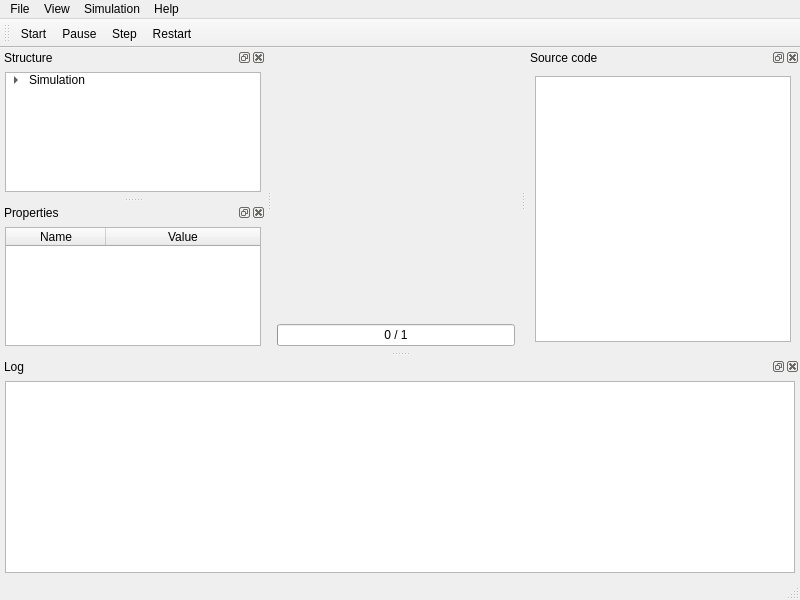
Old version of the form app/gui/MainWindow.ui in the repository GeorgievLab/CeCe.
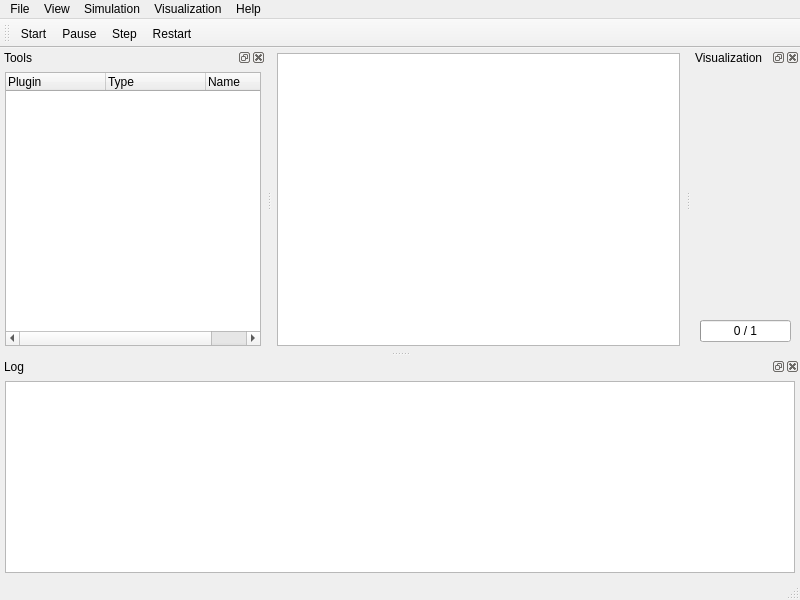
New version of the form. Icons and pictures are not drawn. Custom widgets are drawn as their Qt base class.

Patch:
```diff
--- a/app/gui/MainWindow.ui
+++ b/app/gui/MainWindow.ui
@@ -14,7 +14,7 @@
    <string>MainWindow</string>
   </property>
   <property name="documentMode">
-   <bool>true</bool>
+   <bool>false</bool>
   </property>
   <property name="dockOptions">
    <set>QMainWindow::AllowTabbedDocks|QMainWindow::AnimatedDocks|QMainWindow::VerticalTabs</set>
@@ -34,18 +34,17 @@
      <number>5</number>
     </property>
     <item>
-     <widget class="cece::gui::VisualizationWidget" name="openGLWidget" native="true"/>
-    </item>
-    <item>
-     <widget class="QProgressBar" name="progressBar">
-      <property name="maximum">
-       <number>1</number>
+     <widget class="QPlainTextEdit" name="plainTextSourceCode">
+      <property name="font">
+       <font>
+        <family>Monospace</family>
+       </font>
       </property>
-      <property name="value">
-       <number>0</number>
+      <property name="lineWrapMode">
+       <enum>QPlainTextEdit::NoWrap</enum>
       </property>
-      <property name="format">
-       <string>%v / %m</string>
+      <property name="readOnly">
+       <bool>false</bool>
       </property>
      </widget>
     </item>
@@ -101,9 +100,16 @@
     <addaction name="actionFullscreen"/>
     <addaction name="separator"/>
    </widget>
+   <widget class="QMenu" name="menuVisualization">
+    <property name="title">
+     <string>Visualization</string>
+    </property>
+    <addaction name="actionScreenshot"/>
+   </widget>
    <addaction name="menuFile"/>
    <addaction name="menuView"/>
    <addaction name="menuSimulation"/>
+   <addaction name="menuVisualization"/>
    <addaction name="menuAbout"/>
   </widget>
   <widget class="QStatusBar" name="statusbar"/>
@@ -131,111 +137,6 @@
    <addaction name="actionStep"/>
    <addaction name="actionReset"/>
   </widget>
-  <widget class="QDockWidget" name="dockWidgetStructure">
-   <property name="windowTitle">
-    <string>Structure</string>
-   </property>
-   <attribute name="dockWidgetArea">
-    <number>1</number>
-   </attribute>
-   <widget class="QWidget" name="dockWidgetTreeContents">
-    <layout class="QVBoxLayout" name="verticalLayout_5">
-     <property name="leftMargin">
-      <number>5</number>
-     </property>
-     <property name="topMargin">
-      <number>5</number>
-     </property>
-     <property name="rightMargin">
-      <number>5</number>
-     </property>
-     <property name="bottomMargin">
-      <number>5</number>
-     </property>
-     <item>
-      <widget class="QTreeWidget" name="treeWidgetStructure">
-       <property name="indentation">
-        <number>20</number>
-       </property>
-       <attribute name="headerVisible">
-        <bool>false</bool>
-       </attribute>
-       <column>
-        <property name="text">
-         <string>Name</string>
-        </property>
-       </column>
-       <item>
-        <property name="text">
-         <string>Simulation</string>
-        </property>
-        <item>
-         <property name="text">
-          <string>Plugins</string>
-         </property>
-        </item>
-        <item>
-         <property name="text">
-          <string>Modules</string>
-         </property>
-        </item>
-        <item>
-         <property name="text">
-          <string>Objects</string>
-         </property>
-        </item>
-        <item>
-         <property name="text">
-          <string>Programs</string>
-         </property>
-        </item>
-       </item>
-      </widget>
-     </item>
-    </layout>
-   </widget>
-  </widget>
-  <widget class="QDockWidget" name="dockWidgetProperties">
-   <property name="windowTitle">
-    <string>Properties</string>
-   </property>
-   <attribute name="dockWidgetArea">
-    <number>1</number>
-   </attribute>
-   <widget class="QWidget" name="dockWidgetTreeContents_2">
-    <layout class="QVBoxLayout" name="verticalLayout_6">
-     <property name="leftMargin">
-      <number>5</number>
-     </property>
-     <property name="topMargin">
-      <number>5</number>
-     </property>
-     <property name="rightMargin">
-      <number>5</number>
-     </property>
-     <property name="bottomMargin">
-      <number>5</number>
-     </property>
-     <item>
-      <widget class="QTableWidget" name="tableWidgetProperties">
-       <attribute name="horizontalHeaderStretchLastSection">
-        <bool>true</bool>
-       </attribute>
-       <column>
-        <property name="text">
-         <string>Name</string>
-        </property>
-       </column>
-       <column>
-        <property name="text">
-         <string>Value</string>
-        </property>
-       </column>
-      </widget>
-     </item>
-    </layout>
-   </widget>
-  </widget>
   <widget class="QDockWidget" name="dockWidgetLog">
    <property name="windowTitle">
     <string>Log</string>
@@ -272,25 +173,72 @@
   </widget>
   <widget class="QDockWidget" name="dockWidget">
    <property name="windowTitle">
-    <string>Source code</string>
+    <string>Tools</string>
    </property>
    <attribute name="dockWidgetArea">
-    <number>2</number>
+    <number>1</number>
    </attribute>
    <widget class="QWidget" name="dockWidgetContents">
     <layout class="QHBoxLayout" name="horizontalLayout">
+     <property name="leftMargin">
+      <number>5</number>
+     </property>
+     <property name="topMargin">
+      <number>5</number>
+     </property>
+     <property name="rightMargin">
+      <number>5</number>
+     </property>
+     <property name="bottomMargin">
+      <number>5</number>
+     </property>
      <item>
-      <widget class="QPlainTextEdit" name="plainTextEdit">
-       <property name="font">
-        <font>
-         <family>Monospace</family>
-        </font>
-       </property>
-       <property name="lineWrapMode">
-        <enum>QPlainTextEdit::NoWrap</enum>
-       </property>
-       <property name="readOnly">
+      <widget class="QTreeWidget" name="treeWidgetTools">
+       <attribute name="headerStretchLastSection">
         <bool>true</bool>
+       </attribute>
+       <column>
+        <property name="text">
+         <string>Plugin</string>
+        </property>
+       </column>
+       <column>
+        <property name="text">
+         <string>Type</string>
+        </property>
+       </column>
+       <column>
+        <property name="text">
+         <string>Name</string>
+        </property>
+       </column>
+      </widget>
+     </item>
+    </layout>
+   </widget>
+  </widget>
+  <widget class="QDockWidget" name="dockWidgetVisualization">
+   <property name="windowTitle">
+    <string>Visualization</string>
+   </property>
+   <attribute name="dockWidgetArea">
+    <number>2</number>
+   </attribute>
+   <widget class="QWidget" name="dockWidgetContents_2">
+    <layout class="QVBoxLayout" name="verticalLayout_2">
+     <item>
+      <widget class="cece::gui::VisualizationWidget" name="visualizationWidget" native="true"/>
+     </item>
+     <item>
+      <widget class="QProgressBar" name="progressBar">
+       <property name="maximum">
+        <number>1</number>
+       </property>
+       <property name="value">
+        <number>0</number>
+       </property>
+       <property name="format">
+        <string>%v / %m</string>
        </property>
       </widget>
      </item>
```
Left out of the diff: 60 changed lines with no effect on the pictures.
